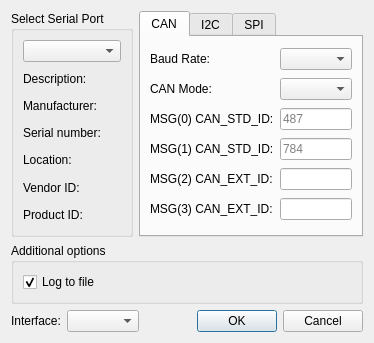
First picture: the form in settingsdialog.ui, repository OpenNuvoton/NuTool-USB-to-Serial-Port, before the edit.
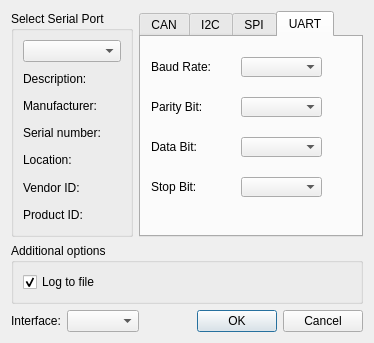
Second picture: the form after the edit. The open tabs and pages were chosen to show the change.

Commit message: Support monitoring UART communication.

The edit to the form file:
```diff
--- a/settingsdialog.ui
+++ b/settingsdialog.ui
@@ -6,7 +6,7 @@
    <rect>
     <x>0</x>
     <y>0</y>
-    <width>343</width>
+    <width>361</width>
     <height>343</height>
    </rect>
   </property>
@@ -299,6 +299,103 @@
        </item>
       </layout>
      </widget>
+     <widget class="QWidget" name="tabUART">
+      <attribute name="title">
+       <string>UART</string>
+      </attribute>
+      <widget class="QLabel" name="uartBaudRateLabel">
+       <property name="geometry">
+        <rect>
+         <x>10</x>
+         <y>20</y>
+         <width>108</width>
+         <height>20</height>
+        </rect>
+       </property>
+       <property name="text">
+        <string>Baud Rate:</string>
+       </property>
+      </widget>
+      <widget class="QComboBox" name="uartBaudRateBox">
+       <property name="geometry">
+        <rect>
+         <x>100</x>
+         <y>20</y>
+         <width>81</width>
+         <height>20</height>
+        </rect>
+       </property>
+      </widget>
+      <widget class="QLabel" name="uartParityBitLabel">
+       <property name="geometry">
+        <rect>
+         <x>10</x>
+         <y>60</y>
+         <width>108</width>
+         <height>20</height>
+        </rect>
+       </property>
+       <property name="text">
+        <string>Parity Bit:</string>
+       </property>
+      </widget>
+      <widget class="QLabel" name="uartDataBitLabel">
+       <property name="geometry">
+        <rect>
+         <x>10</x>
+         <y>100</y>
+         <width>108</width>
+         <height>20</height>
+        </rect>
+       </property>
+       <property name="text">
+        <string>Data Bit:</string>
+       </property>
+      </widget>
+      <widget class="QLabel" name="uartBaudRateLabel_4">
+       <property name="geometry">
+        <rect>
+         <x>10</x>
+         <y>140</y>
+         <width>108</width>
+         <height>20</height>
+        </rect>
+       </property>
+       <property name="text">
+        <string>Stop Bit:</string>
+       </property>
+      </widget>
+      <widget class="QComboBox" name="uartParityBitBox">
+       <property name="geometry">
+        <rect>
+         <x>100</x>
+         <y>60</y>
+         <width>81</width>
+         <height>20</height>
+        </rect>
+       </property>
+      </widget>
+      <widget class="QComboBox" name="uartDataBitBox">
+       <property name="geometry">
+        <rect>
+         <x>100</x>
+         <y>100</y>
+         <width>81</width>
+         <height>20</height>
+        </rect>
+       </property>
+      </widget>
+      <widget class="QComboBox" name="uartStopBitBox">
+       <property name="geometry">
+        <rect>
+         <x>100</x>
+         <y>140</y>
+         <width>81</width>
+         <height>20</height>
+        </rect>
+       </property>
+      </widget>
+     </widget>
     </widget>
    </item>
   </layout>
```
The commit also changes 5 other files.
